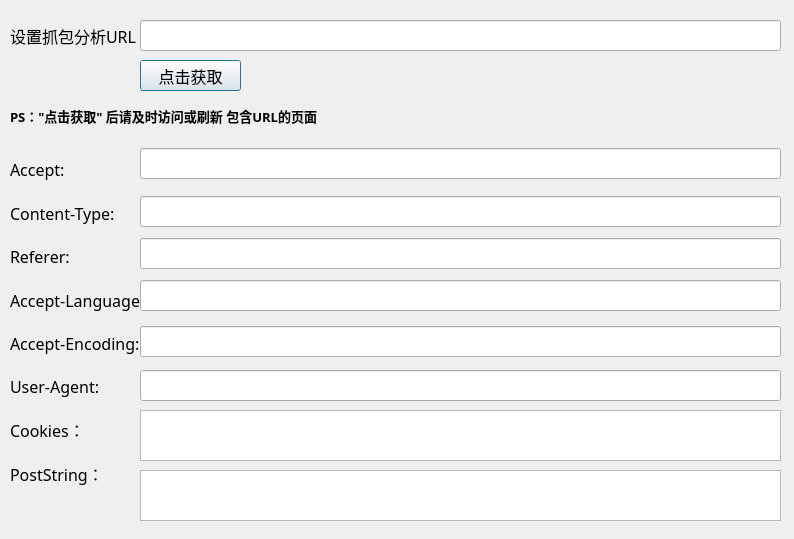
Before: the Qt Designer form UnifiedTools/httpanalyse.ui in frontier-zh/Zhro, drawn with Qt 5.
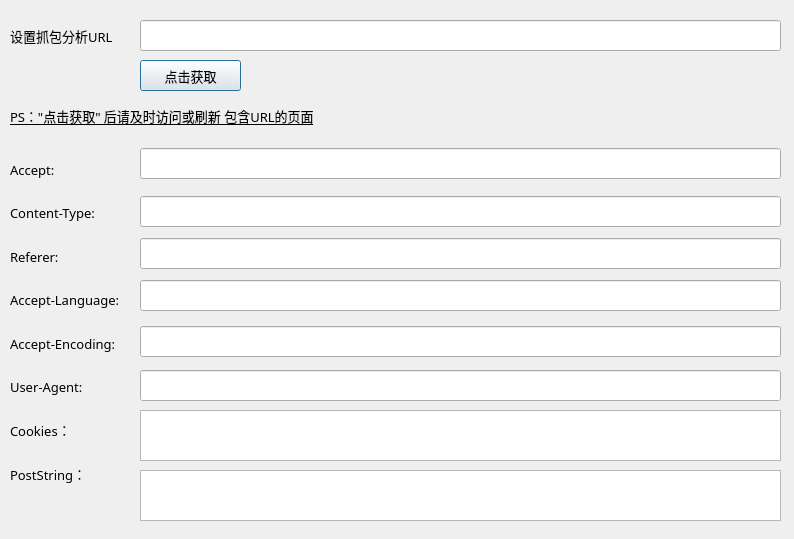
After: the same form once the commit is applied.

```diff
--- a/UnifiedTools/httpanalyse.ui
+++ b/UnifiedTools/httpanalyse.ui
@@ -13,6 +13,22 @@
   <property name="windowTitle">
    <string>Dialog</string>
   </property>
+  <property name="styleSheet">
+   <string notr="true">QDialog.bgw{
+	border-right:1px solid rgb(170,170,170);
+	background:qlineargradient(spread:reflect,
+		x1:0,y1:0,x2:1,y2:0,
+		stop:0 rgba(207,210,184,255),
+		stop:1 rgba(198,210,100,255));
+}
+QPushButton:pressed {
+         background-color: qlineargradient(x1: 0, y1: 0, x2: 0, y2: 1, stop: 0 #aadbfe, stop: 1 #f6f7fa);
+
+}</string>
+  </property>
+  <property name="class" stdset="0">
+   <string>bgw</string>
+  </property>
   <widget class="QPushButton" name="button">
    <property name="geometry">
     <rect>
@@ -24,8 +40,8 @@
    </property>
    <property name="font">
     <font>
-     <family>楷体</family>
-     <pointsize>12</pointsize>
+     <family>微软雅黑</family>
+     <pointsize>10</pointsize>
     </font>
    </property>
    <property name="text">
@@ -53,8 +69,8 @@
    </property>
    <property name="font">
     <font>
-     <family>楷体</family>
-     <pointsize>12</pointsize>
+     <family>微软雅黑</family>
+     <pointsize>10</pointsize>
     </font>
    </property>
    <property name="text">
@@ -66,16 +82,17 @@
     <rect>
      <x>10</x>
      <y>100</y>
-     <width>371</width>
+     <width>361</width>
      <height>31</height>
     </rect>
    </property>
    <property name="font">
     <font>
-     <family>楷体</family>
+     <family>微软雅黑</family>
      <pointsize>10</pointsize>
-     <weight>75</weight>
-     <bold>true</bold>
+     <weight>50</weight>
+     <bold>false</bold>
+     <underline>true</underline>
     </font>
    </property>
    <property name="text">
@@ -216,8 +233,8 @@
      <widget class="QLabel" name="label_3">
       <property name="font">
        <font>
-        <family>楷体</family>
-        <pointsize>12</pointsize>
+        <family>微软雅黑</family>
+        <pointsize>10</pointsize>
        </font>
       </property>
       <property name="text">
@@ -229,8 +246,8 @@
      <widget class="QLabel" name="label_4">
       <property name="font">
        <font>
-        <family>楷体</family>
-        <pointsize>12</pointsize>
+        <family>微软雅黑</family>
+        <pointsize>10</pointsize>
        </font>
       </property>
       <property name="text">
@@ -242,8 +259,8 @@
      <widget class="QLabel" name="label_5">
       <property name="font">
        <font>
-        <family>楷体</family>
-        <pointsize>12</pointsize>
+        <family>微软雅黑</family>
+        <pointsize>10</pointsize>
        </font>
       </property>
       <property name="text">
@@ -255,8 +272,8 @@
      <widget class="QLabel" name="label_6">
       <property name="font">
        <font>
-        <family>楷体</family>
-        <pointsize>12</pointsize>
+        <family>微软雅黑</family>
+        <pointsize>10</pointsize>
        </font>
       </property>
       <property name="text">
@@ -268,8 +285,8 @@
      <widget class="QLabel" name="label_9">
       <property name="font">
        <font>
-        <family>楷体</family>
-        <pointsize>12</pointsize>
+        <family>微软雅黑</family>
+        <pointsize>10</pointsize>
        </font>
       </property>
       <property name="text">
@@ -281,8 +298,8 @@
      <widget class="QLabel" name="label_10">
       <property name="font">
        <font>
-        <family>楷体</family>
-        <pointsize>12</pointsize>
+        <family>微软雅黑</family>
+        <pointsize>10</pointsize>
        </font>
       </property>
       <property name="text">
@@ -294,8 +311,8 @@
      <widget class="QLabel" name="label_7">
       <property name="font">
        <font>
-        <family>楷体</family>
-        <pointsize>12</pointsize>
+        <family>微软雅黑</family>
+        <pointsize>10</pointsize>
        </font>
       </property>
       <property name="text">
@@ -307,8 +324,8 @@
      <widget class="QLabel" name="label_8">
       <property name="font">
        <font>
-        <family>楷体</family>
-        <pointsize>12</pointsize>
+        <family>微软雅黑</family>
+        <pointsize>10</pointsize>
        </font>
       </property>
       <property name="text">
```
Left out of the diff: 30 changed lines with no effect on the pictures.
